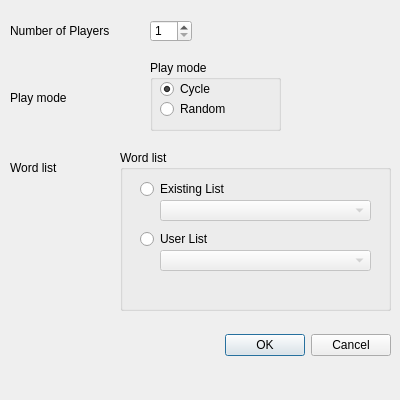
Before: the Qt Designer form aerolith/client/tableCreateForm.ui in domino14/aerolithdesktop, drawn with Qt 5.
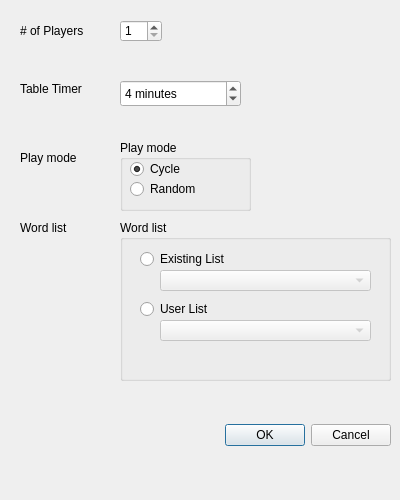
After: the same form once the commit is applied.

Patch:
```diff
--- a/aerolith/client/tableCreateForm.ui
+++ b/aerolith/client/tableCreateForm.ui
@@ -6,71 +6,48 @@
     <x>0</x>
     <y>0</y>
     <width>400</width>
-    <height>400</height>
+    <height>500</height>
    </rect>
   </property>
   <property name="minimumSize" >
    <size>
     <width>400</width>
-    <height>400</height>
+    <height>500</height>
    </size>
   </property>
   <property name="maximumSize" >
    <size>
     <width>400</width>
-    <height>400</height>
+    <height>500</height>
    </size>
   </property>
   <property name="windowTitle" >
    <string>Create Table</string>
   </property>
-  <widget class="QLabel" name="label" >
+  <property name="accessibleDescription" >
+   <string/>
+  </property>
+  <widget class="QDialogButtonBox" name="buttonBox" >
    <property name="geometry" >
     <rect>
-     <x>10</x>
-     <y>20</y>
-     <width>121</width>
-     <height>21</height>
+     <x>140</x>
+     <y>420</y>
+     <width>251</width>
+     <height>31</height>
     </rect>
    </property>
-   <property name="text" >
-    <string>Number of Players</string>
+   <property name="orientation" >
+    <enum>Qt::Horizontal</enum>
    </property>
-  </widget>
-  <widget class="QLabel" name="label_2" >
-   <property name="geometry" >
-    <rect>
-     <x>10</x>
-     <y>90</y>
-     <width>91</width>
-     <height>16</height>
-    </rect>
-   </property>
-   <property name="text" >
-    <string>Play mode</string>
-   </property>
-  </widget>
-  <widget class="QSpinBox" name="playersSpinBox" >
-   <property name="geometry" >
-    <rect>
-     <x>150</x>
-     <y>20</y>
-     <width>42</width>
-     <height>22</height>
-    </rect>
-   </property>
-   <property name="minimum" >
-    <number>1</number>
-   </property>
-   <property name="maximum" >
-    <number>6</number>
+   <property name="standardButtons" >
+    <set>QDialogButtonBox::Cancel|QDialogButtonBox::NoButton|QDialogButtonBox::Ok</set>
    </property>
   </widget>
   <widget class="QLabel" name="label_4" >
    <property name="geometry" >
     <rect>
-     <x>10</x>
-     <y>160</y>
+     <x>20</x>
+     <y>220</y>
      <width>91</width>
      <height>16</height>
     </rect>
@@ -83,7 +60,7 @@
    <property name="geometry" >
     <rect>
      <x>120</x>
-     <y>150</y>
+     <y>220</y>
      <width>271</width>
      <height>161</height>
     </rect>
@@ -144,27 +121,24 @@
     </property>
    </widget>
   </widget>
-  <widget class="QDialogButtonBox" name="buttonBox" >
+  <widget class="QLabel" name="label_2" >
    <property name="geometry" >
     <rect>
-     <x>140</x>
-     <y>330</y>
-     <width>251</width>
-     <height>31</height>
+     <x>20</x>
+     <y>150</y>
+     <width>91</width>
+     <height>16</height>
     </rect>
    </property>
-   <property name="orientation" >
-    <enum>Qt::Horizontal</enum>
-   </property>
-   <property name="standardButtons" >
-    <set>QDialogButtonBox::Cancel|QDialogButtonBox::NoButton|QDialogButtonBox::Ok</set>
+   <property name="text" >
+    <string>Play mode</string>
    </property>
   </widget>
   <widget class="QGroupBox" name="groupBox" >
    <property name="geometry" >
     <rect>
-     <x>150</x>
-     <y>60</y>
+     <x>120</x>
+     <y>140</y>
      <width>131</width>
      <height>71</height>
     </rect>
@@ -202,6 +176,73 @@
     </property>
    </widget>
   </widget>
+  <widget class="QSpinBox" name="playersSpinBox" >
+   <property name="geometry" >
+    <rect>
+     <x>120</x>
+     <y>20</y>
+     <width>42</width>
+     <height>22</height>
+    </rect>
+   </property>
+   <property name="maximum" >
+    <number>6</number>
+   </property>
+   <property name="minimum" >
+    <number>1</number>
+   </property>
+  </widget>
+  <widget class="QLabel" name="label" >
+   <property name="geometry" >
+    <rect>
+     <x>20</x>
+     <y>20</y>
+     <width>91</width>
+     <height>21</height>
+    </rect>
+   </property>
+   <property name="text" >
+    <string># of Players</string>
+   </property>
+  </widget>
+  <widget class="QLabel" name="label_3" >
+   <property name="geometry" >
+    <rect>
+     <x>20</x>
+     <y>80</y>
+     <width>91</width>
+     <height>17</height>
+    </rect>
+   </property>
+   <property name="text" >
+    <string>Table Timer</string>
+   </property>
+  </widget>
+  <widget class="QSpinBox" name="timerSpinBox" >
+   <property name="geometry" >
+    <rect>
+     <x>120</x>
+     <y>80</y>
+     <width>121</width>
+     <height>27</height>
+    </rect>
+   </property>
+   <property name="specialValueText" >
+    <string/>
+   </property>
+   <property name="suffix" >
+    <string> minutes</string>
+   </property>
+   <property name="maximum" >
+    <number>8</number>
+   </property>
+   <property name="minimum" >
+    <number>1</number>
+   </property>
+   <property name="value" >
+    <number>4</number>
+   </property>
+  </widget>
  </widget>
  <resources/>
  <connections>
```
